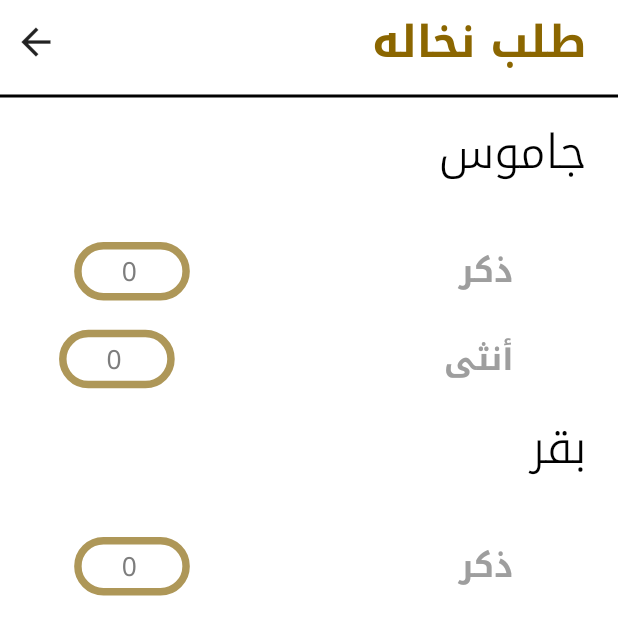
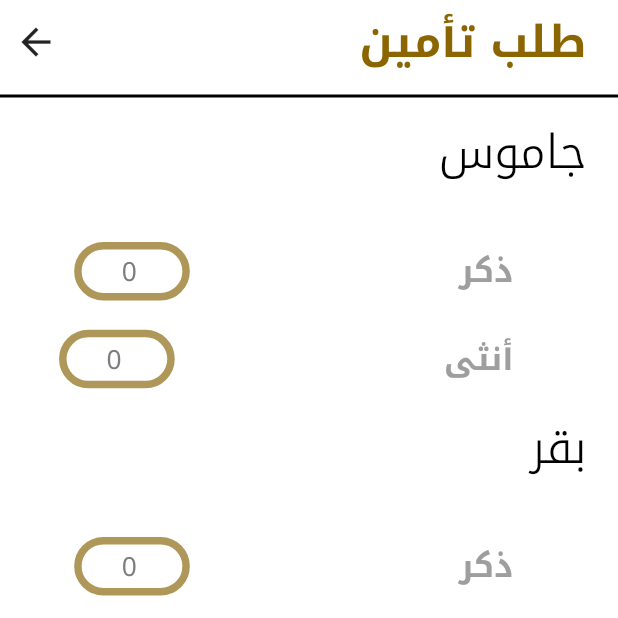
Before and after one commit to AhmedAbdulla1/El_mat7en, a Flutter app: the FeedForm screen opened by its route, on a phone screen of 412 x 824 dp, the top half of it. Run offline on Flutter 3.47's test engine with Material 2 defaults, Android fonts, the light colour scheme and no system bars; our stand-ins replace dartz, dio, flutter_screenutil, freezed_annotation, get_it, image_picker and 5 more; missing offline and left inert: multiple_stream_builder; accounts and stored records are empty.

Commit message:
some update

```diff
--- a/lib/presentation/feed_form/feed_form.dart
+++ b/lib/presentation/feed_form/feed_form.dart
@@ -42,7 +42,7 @@ class _FeedFormState extends State<FeedForm> {
     return Scaffold(
       body: ListView(
         children: [
-          const CustomAppBar(title: 'طلب نخاله'),
+          const CustomAppBar(title: 'طلب تأمين'),
           const Divider(
             color: Colors.black,
             thickness: 2,
--- a/lib/presentation/splash_screen/splash_view.dart
+++ b/lib/presentation/splash_screen/splash_view.dart
@@ -8,7 +8,6 @@ import 'package:tanta_app/feed_insurance_request/feed_insurance_request.dart';
 import 'package:tanta_app/presentation/administrative/administrative.dart';
 import 'package:tanta_app/presentation/common/reusable/custom_scaffold.dart';
 import 'package:tanta_app/presentation/feed_form/feed_form.dart';
-import 'package:tanta_app/presentation/feed_states/feed_states.dart';
 
 import 'package:tanta_app/presentation/login_screen/view/login_view.dart';
 
@@ -40,7 +39,7 @@ class _SplashViewState extends State<SplashView> {
         Navigator.push(
           context,
           MaterialPageRoute(
-            builder: (context) => const FeedStates(),
+            builder: (context) => const FeedForm(),
           ),
         );
       },
```
